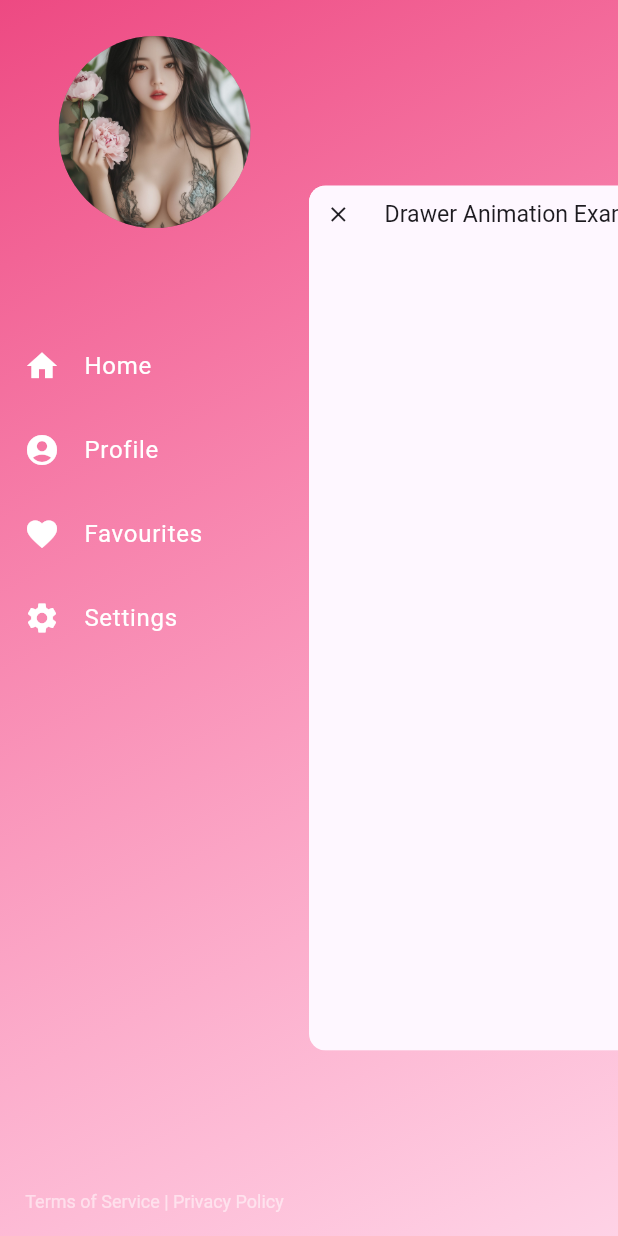
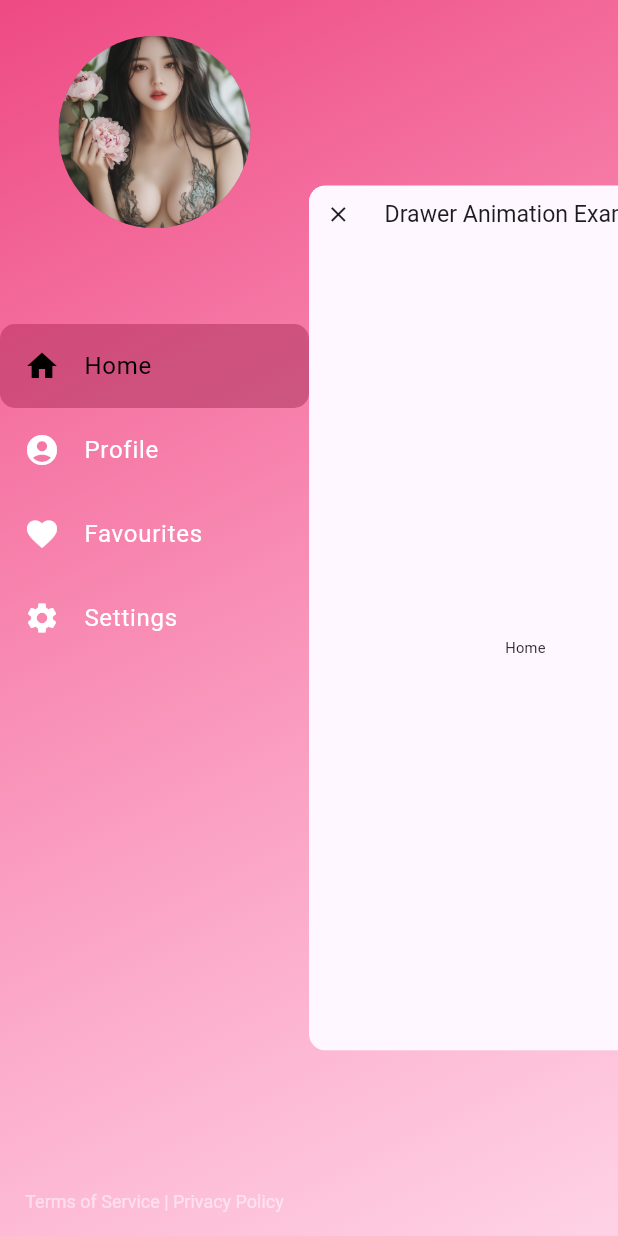
Before and after one commit to vanh6803/drawer_transition, a Flutter app: the screen it shows after launch, after a tap on the "menu" icon, on a phone screen of 412 x 824 dp. Run offline on Flutter 3.47's test engine with Material 3 defaults, Android fonts, the phone set to English and light mode, and no system bars.

Commit message:
update select item

```diff
--- a/example/lib/main.dart
+++ b/example/lib/main.dart
@@ -25,6 +25,29 @@ class HomePage extends StatefulWidget {
 
 class _HomePageState extends State<HomePage> {
   final _drawerController = DrawerTransitionController();
+  final _selectedIndex = ValueNotifier<int>(0);
+
+  final List<DrawerItem> _items = [
+    DrawerItem(icon: Icons.home, title: 'Home'),
+    DrawerItem(icon: Icons.account_circle_rounded, title: 'Profile'),
+    DrawerItem(icon: Icons.favorite, title: 'Favourites'),
+    DrawerItem(icon: Icons.settings, title: 'Settings'),
+  ];
+
+  final List<Widget> _pages = [
+    const Center(
+      child: Text('Home'),
+    ),
+    const Center(
+      child: Text('Profile'),
+    ),
+    const Center(
+      child: Text('Favourites'),
+    ),
+    const Center(
+      child: Text('Settings'),
+    ),
+  ];
 
   @override
   Widget build(BuildContext context) {
@@ -55,72 +78,28 @@ class _HomePageState extends State<HomePage> {
       childDecoration: const BoxDecoration(
         borderRadius: BorderRadius.all(Radius.circular(16)),
       ),
-      drawer: SafeArea(
-        child: ListTileTheme(
-          textColor: Colors.white,
-          iconColor: Colors.white,
-          child: Column(
-            mainAxisSize: MainAxisSize.max,
-            children: [
-              Container(
+      drawer: DrawerContent(
+        items: _items,
+        selectedIndex: _selectedIndex,
+        onDrawerClose: _drawerController.hideDrawer,
+        selectedColor: Colors.black,
+        selectedTileColor: Colors.black.withOpacity(0.4),
+        header: Container(
           width: 128.0,
           height: 128.0,
-                margin: const EdgeInsets.only(
-                  top: 24.0,
-                  bottom: 64.0,
-                ),
+          margin: const EdgeInsets.only(top: 24.0, bottom: 64.0),
           clipBehavior: Clip.antiAlias,
           decoration: const BoxDecoration(
             color: Colors.black26,
             shape: BoxShape.circle,
           ),
-                child: Image.asset(
-                  'assets/test.jpg',
-                  fit: BoxFit.cover,
+          child: Image.asset('assets/test.jpg', fit: BoxFit.cover),
         ),
-              ),
-              ListTile(
-                onTap: () {
-                  _drawerController.hideDrawer();
-                },
-                leading: const Icon(Icons.home),
-                title: const Text('Home'),
-              ),
-              ListTile(
-                onTap: () {
-                  _drawerController.hideDrawer();
-                },
-                leading: const Icon(Icons.account_circle_rounded),
-                title: const Text('Profile'),
-              ),
-              ListTile(
-                onTap: () {
-                  _drawerController.hideDrawer();
-                },
-                leading: const Icon(Icons.favorite),
-                title: const Text('Favourites'),
-              ),
-              ListTile(
-                onTap: () {
-                  _drawerController.hideDrawer();
-                },
-                leading: const Icon(Icons.settings),
-                title: const Text('Settings'),
-              ),
-              const Spacer(),
-              DefaultTextStyle(
-                style: const TextStyle(
-                  fontSize: 12,
-                  color: Colors.white54,
-                ),
+        footer: DefaultTextStyle(
+          style: const TextStyle(fontSize: 12, color: Colors.white54),
           child: Container(
-                  margin: const EdgeInsets.symmetric(
-                    vertical: 16.0,
-                  ),
+            margin: const EdgeInsets.symmetric(vertical: 16.0),
             child: const Text('Terms of Service | Privacy Policy'),
-                ),
-              ),
-            ],
           ),
         ),
       ),
@@ -143,7 +122,12 @@ class _HomePageState extends State<HomePage> {
             ),
           ),
         ),
-        body: Container(),
+        body: ValueListenableBuilder<int>(
+          valueListenable: _selectedIndex,
+          builder: (context, index, _) {
+            return _pages[index];
+          },
+        ),
       ),
     );
   }
--- a/lib/drawer_transition.dart
+++ b/lib/drawer_transition.dart
@@ -1,5 +1,7 @@
 library drawer_transition;
 
 export 'src/controller.dart';
+export 'src/drawer_content.dart';
+export 'src/drawer_item.dart';
 export 'src/value.dart';
 export 'src/widget.dart';
--- /dev/null
+++ b/lib/src/drawer_content.dart
@@ -0,0 +1,79 @@
+import 'package:drawer_transition/src/drawer_list_title.dart';
+import 'package:flutter/material.dart';
+
+import 'drawer_item.dart';
+
+class DrawerContent extends StatelessWidget {
+  final List<DrawerItem> items;
+  final ValueNotifier<int> selectedIndex;
+  final VoidCallback onDrawerClose;
+  final Widget? header;
+  final Widget? footer;
+  final Color? selectedColor;
+  final Color? selectedTileColor;
+  final EdgeInsetsGeometry? contentPadding;
+  final ShapeBorder? shape;
+  final Color? textColor;
+  final Color? iconColor;
+
+  const DrawerContent({
+    super.key,
+    required this.items,
+    required this.selectedIndex,
+    required this.onDrawerClose,
+    this.header,
+    this.footer,
+    this.selectedColor,
+    this.selectedTileColor,
+    this.contentPadding,
+    this.shape,
+    this.textColor = Colors.white,
+    this.iconColor = Colors.white,
+  });
+
+  @override
+  Widget build(BuildContext context) {
+    final theme = Theme.of(context);
+
+    return SafeArea(
+      child: ListTileTheme(
+        textColor: textColor ?? theme.colorScheme.onSurface,
+        iconColor: iconColor ?? theme.colorScheme.onSurface,
+        child: Column(
+          mainAxisSize: MainAxisSize.max,
+          children: [
+            if (header != null) header!,
+            Expanded(
+              child: ValueListenableBuilder<int>(
+                valueListenable: selectedIndex,
+                builder: (context, selected, _) {
+                  return ListView.builder(
+                    itemCount: items.length,
+                    padding: EdgeInsets.zero,
+                    itemBuilder: (context, index) {
+                      final item = items[index];
+                      return DrawerListTile(
+                        icon: item.icon,
+                        title: item.title,
+                        isSelected: selected == index,
+                        selectedColor: selectedColor,
+                        selectedTileColor: selectedTileColor,
+                        contentPadding: contentPadding,
+                        shape: shape,
+                        onTap: () {
+                          selectedIndex.value = index;
+                          onDrawerClose();
+                        },
+                      );
+                    },
+                  );
+                },
+              ),
+            ),
+            if (footer != null) footer!,
+          ],
+        ),
+      ),
+    );
+  }
+}
--- /dev/null
+++ b/lib/src/drawer_item.dart
@@ -0,0 +1,8 @@
+import 'package:flutter/material.dart';
+
+class DrawerItem {
+  final IconData icon;
+  final String title;
+
+  DrawerItem({required this.icon, required this.title});
+}
--- /dev/null
+++ b/lib/src/drawer_list_title.dart
@@ -0,0 +1,46 @@
+import 'package:flutter/material.dart';
+
+class DrawerListTile extends StatelessWidget {
+  final IconData icon;
+  final String title;
+  final bool isSelected;
+  final VoidCallback onTap;
+  final Color? selectedColor;
+  final Color? selectedTileColor;
+  final EdgeInsetsGeometry? contentPadding;
+  final ShapeBorder? shape;
+  final Color? hoverColor;
+
+  const DrawerListTile({
+    super.key,
+    required this.icon,
+    required this.title,
+    required this.isSelected,
+    required this.onTap,
+    this.selectedColor,
+    this.selectedTileColor,
+    this.contentPadding =
+        const EdgeInsets.symmetric(horizontal: 20, vertical: 5),
+    this.shape,
+    this.hoverColor,
+  });
+
+  @override
+  Widget build(BuildContext context) {
+    return ListTile(
+      onTap: onTap,
+      selected: isSelected,
+      selectedColor: selectedColor ?? Theme.of(context).primaryColor,
+      selectedTileColor:
+          selectedTileColor ?? Theme.of(context).primaryColor.withOpacity(0.2),
+      leading: Icon(icon),
+      title: Text(title),
+      hoverColor: hoverColor ?? Colors.white.withOpacity(0.1),
+      shape: shape ??
+          RoundedRectangleBorder(
+            borderRadius: BorderRadius.circular(10),
+          ),
+      contentPadding: contentPadding,
+    );
+  }
+}
--- a/lib/src/widget.dart
+++ b/lib/src/widget.dart
@@ -6,7 +6,7 @@ import 'value.dart';
 /// DrawerTransition widget.
 class DrawerTransition extends StatefulWidget {
   const DrawerTransition({
-    Key? key,
+    super.key,
     required this.child,
     required this.drawer,
     this.controller,
@@ -21,7 +21,7 @@ class DrawerTransition extends StatefulWidget {
     this.rtlOpening = false,
     this.disabledGestures = false,
     this.animationController,
-  }) : super(key: key);
+  });
 
   final Widget child;
   final Widget drawer;
@@ -88,7 +88,12 @@ class _DrawerTransitionState extends State<DrawerTransition>
           color: Colors.transparent,
           child: Stack(
             children: [
-              if (widget.backdrop != null) widget.backdrop!,
+              widget.backdrop ??
+                  Container(
+                    width: double.infinity,
+                    height: double.infinity,
+                    color: Colors.black.withOpacity(0.5),
+                  ),
               Align(
                 alignment: widget.rtlOpening
                     ? Alignment.centerRight
```
Also changed, not shown: 1 other file. Lines whose indentation alone changed are shown as unchanged.
